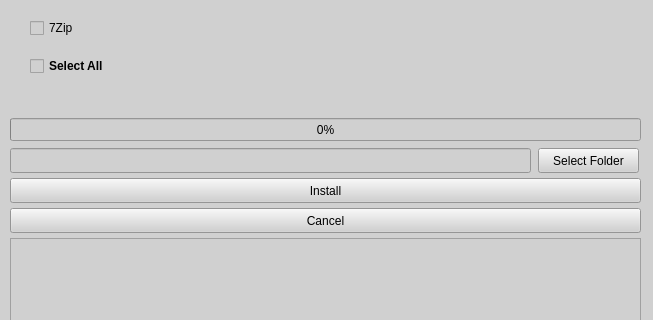
Above: installer3/widget.ui from ron1n101/installer before the change; both pictures show x 0 to 653 and y 252 to 572 of the 653 by 689 pixel window. Below: the same form after it.
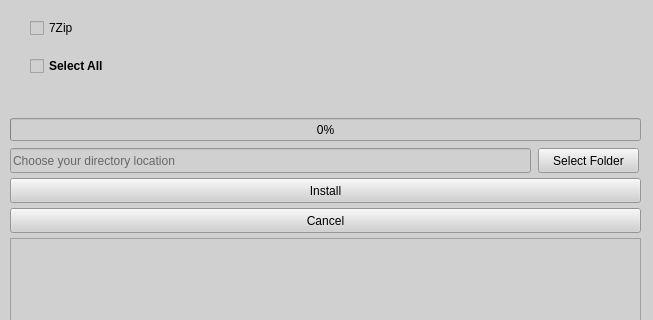
That is the form after the change.

Commit message: Add Placeholder Text

The edit to the form file:
```diff
--- a/installer3/widget.ui
+++ b/installer3/widget.ui
@@ -41,6 +41,9 @@
      <height>25</height>
     </rect>
    </property>
+   <property name="placeholderText">
+    <string>Choose your directory location</string>
+   </property>
   </widget>
   <widget class="QPushButton" name="SelectTargetFolderButton">
    <property name="geometry">
```
